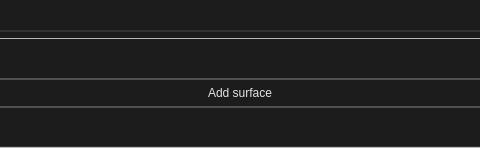
dertwist/Hammer5Tools, file smartprop_editor/properties_classes/colormatch.ui: the form before one commit; both pictures show x 165 to 645 and y 0 to 148 of the 810 by 148 pixel window.
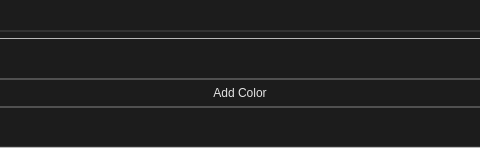
The form after the commit. Icons and pictures are not drawn.

Commit message: SetTintColor property

Patch:
```diff
--- a/smartprop_editor/properties_classes/colormatch.ui
+++ b/smartprop_editor/properties_classes/colormatch.ui
@@ -223,7 +223,7 @@
     }</string>
         </property>
         <property name="text">
-         <string>Add surface</string>
+         <string>Add Color</string>
         </property>
         <property name="icon">
          <iconset resource="../../resources.qrc">
```
Left out of the diff: 14 changed lines with no effect on the pictures. The commit also changes 1 other file.
